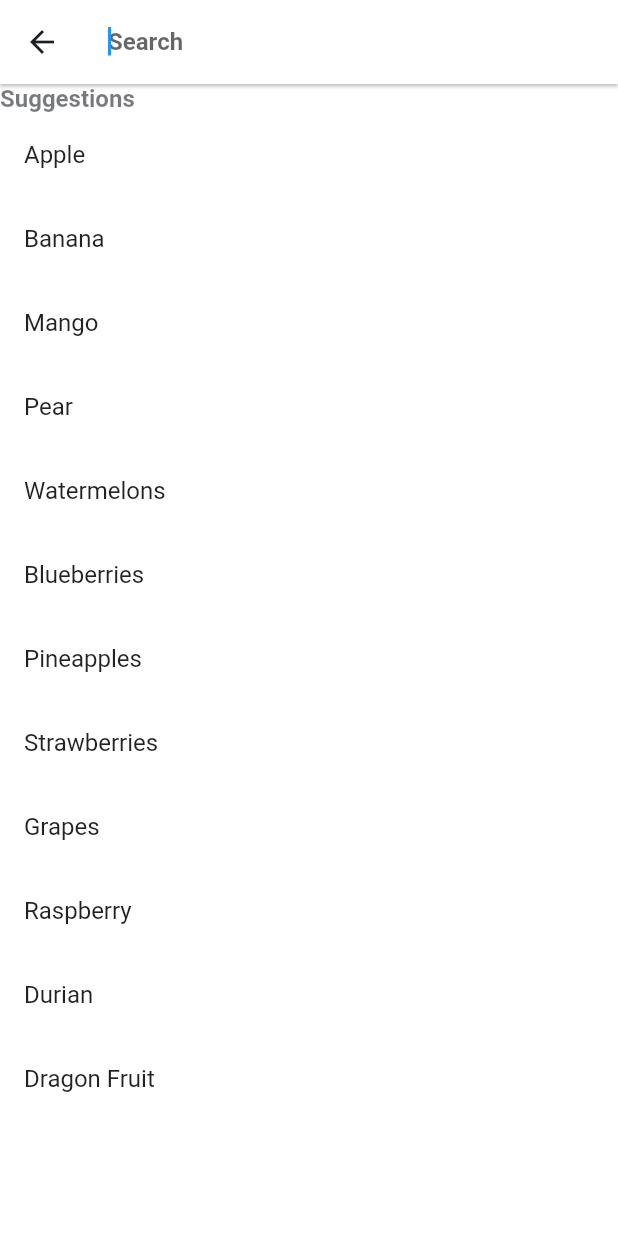
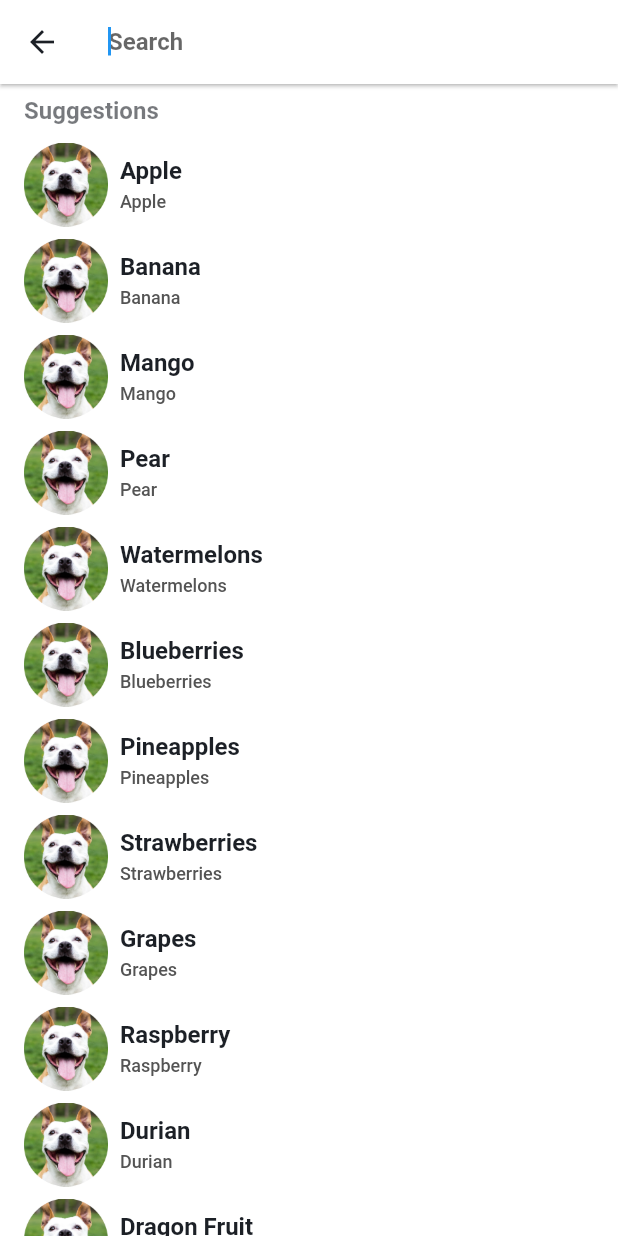
Before and after one commit to akosijho/flutter_optipets, a Flutter app: the PetScreenView screen opened by its route, after a tap on an icon or button, on a phone screen of 412 x 824 dp. Run offline on Flutter 3.47's test engine with Material 2 defaults, Android fonts, the phone set to English and light mode, and no system bars; our stand-ins replace flutter_svg, get, stacked; Roboto replaces fonts that are missing (SF-Pro); statements that could not run were skipped.

Commit message:
Buidl search suggestions and search results.

```diff
--- a/lib/views/application/application_view_model.dart
+++ b/lib/views/application/application_view_model.dart
@@ -6,4 +6,23 @@ import 'package:stacked/stacked_annotations.dart';
 @LazySingleton()
 class ApplicationViewModel extends ChangeNotifier {
   final NavigationService navigationService = locator<NavigationService>();
+
+  // Demo list to show querying
+  List<String> searchTerms = [
+    "Apple",
+    "Banana",
+    "Mango",
+    "Pear",
+    "Watermelons",
+    "Blueberries",
+    "Pineapples",
+    "Strawberries",
+    "Grapes",
+    "Raspberry",
+    "Durian",
+    "Dragon Fruit",
+    "Peach",
+    "JackFruit",
+    "Cashew",
+  ];
 }
--- a/lib/views/pets_screen/pet_item.dart
+++ b/lib/views/pets_screen/pet_item.dart
@@ -1,19 +1,30 @@
 import 'package:flutter/material.dart';
+import 'package:flutter_optipets/app/app.locator.dart';
 import 'package:flutter_optipets/app/app.router.dart';
 import 'package:flutter_optipets/utils/svg_icons.dart';
 import 'package:flutter_optipets/utils/svg_images.dart';
-import 'package:flutter_optipets/views/pets_screen/pet_screen_view_model.dart';
+import 'package:flutter_optipets/views/application/application_view_model.dart';
 import 'package:flutter_svg/flutter_svg.dart';
-import 'package:stacked/stacked.dart';
 
-class PetItem extends ViewModelWidget<PetScreenVieModel> {
-  const PetItem({Key? key}) : super(key: key);
+class PetItem extends StatelessWidget {
+  PetItem({
+    Key? key,
+    required this.isInSearchPage,
+    required this.name,
+    required this.breed,
+  }) : super(key: key);
+
+  final String name, breed;
+  final bool isInSearchPage;
+  final ApplicationViewModel applicationViewModel =
+      locator<ApplicationViewModel>();
 
   @override
-  Widget build(BuildContext context, PetScreenVieModel viewModel) {
+  Widget build(BuildContext context) {
     return InkWell(
       onTap: () async {
-        await viewModel.applicationViewModel.navigationService.pushNamed(Routes.petProfile);
+        await applicationViewModel.navigationService
+            .pushNamed(Routes.petProfile);
       },
       child: Container(
         height: 64,
@@ -41,7 +52,7 @@ class PetItem extends ViewModelWidget<PetScreenVieModel> {
                   crossAxisAlignment: CrossAxisAlignment.start,
                   children: [
                     Text(
-                      "Pet Name",
+                      name,
                       style: Theme.of(context).textTheme.headline5,
                       textAlign: TextAlign.left,
                     ),
@@ -49,7 +60,7 @@ class PetItem extends ViewModelWidget<PetScreenVieModel> {
                       height: 4,
                     ),
                     Text(
-                      "Poodle",
+                      breed,
                       style: Theme.of(context).textTheme.bodyText1,
                       textAlign: TextAlign.left,
                     ),
@@ -57,13 +68,13 @@ class PetItem extends ViewModelWidget<PetScreenVieModel> {
                 ),
               ],
             ),
-            IconButton(
+            !isInSearchPage ? IconButton(
               icon: SvgPicture.asset(
                 SvgIcons.infoIcon,
                 width: 24,
               ),
               onPressed: () {},
-            ),
+            ) : Container(),
           ],
         ),
       ),
--- a/lib/views/pets_screen/pet_screen_view.dart
+++ b/lib/views/pets_screen/pet_screen_view.dart
@@ -24,7 +24,11 @@ class PetScreenView extends StatelessWidget {
                   shrinkWrap: true,
                   scrollDirection: Axis.vertical,
                   physics: const BouncingScrollPhysics(),
-                itemBuilder: (context, index) => const PetItem(),
+                  itemBuilder: (context, index) => PetItem(
+                        isInSearchPage: false,
+                        name: "Pet Name",
+                        breed: "Poodle",
+                      ),
                   separatorBuilder: (context, _) => const SizedBox(height: 2),
                   itemCount: 20),
             ),
@@ -32,7 +36,6 @@ class PetScreenView extends StatelessWidget {
               isPets: true,
             ),
           );
-      }
-    );
+        });
   }
 }
--- a/lib/views/pets_screen/pet_screen_view_model.dart
+++ b/lib/views/pets_screen/pet_screen_view_model.dart
@@ -5,4 +5,6 @@ import 'package:stacked/stacked.dart';
 class PetScreenVieModel extends BaseViewModel{
   final ApplicationViewModel applicationViewModel = locator<ApplicationViewModel>();
 
+  String name = "My name";
+
 }
--- a/lib/views/search/search_suggestions.dart
+++ b/lib/views/search/search_suggestions.dart
@@ -1,58 +1,52 @@
 import 'package:flutter/material.dart';
 import 'package:flutter_optipets/utils/my_colors.dart';
+import 'package:flutter_optipets/views/pets_screen/pet_item.dart';
 
-class SearchSuggestions extends StatelessWidget{
-  const SearchSuggestions({Key? key, required this.query, required this.matchQuery}) : super(key: key);
+class SearchSuggestions extends StatelessWidget {
+  const SearchSuggestions(
+      {Key? key, required this.query, required this.matchQuery})
+      : super(key: key);
 
   final String query;
   final List<String> matchQuery;
 
   @override
   Widget build(BuildContext context) {
-   return SizedBox(
+    return SizedBox(
       width: MediaQuery.of(context).size.width,
-      child: query.isEmpty
-          ? ListView(
+      child: ListView(
+              padding: const EdgeInsets.symmetric(vertical: 8, horizontal: 16),
               scrollDirection: Axis.vertical,
               children: [
                 Column(
                   crossAxisAlignment: CrossAxisAlignment.start,
                   children: [
-                    Text(
+                   query.isEmpty
+                    ? Text(
                       "Suggestions",
                       style: TextStyle(
                         color: MyColors.black.withOpacity(0.6),
                       ),
-                    ),
+                    ) : Container(),
                     ListView.builder(
                       scrollDirection: Axis.vertical,
+                      padding: const EdgeInsets.only(top: 8),
                       shrinkWrap: true,
                       primary: false,
                       itemCount: matchQuery.length,
                       itemBuilder: (context, index) {
                         var result = matchQuery[index];
-                        return ListTile(
-                          title: Text(result),
+                        return PetItem(
+                          isInSearchPage: true,
+                          name: result,
+                          breed: result,
                         );
                       },
                     ),
                   ],
                 ),
               ],
-            )
-          : ListView.builder(
-              scrollDirection: Axis.vertical,
-              shrinkWrap: true,
-              primary: false,
-              itemCount: matchQuery.length,
-              itemBuilder: (context, index) {
-                var result = matchQuery[index];
-                return ListTile(
-                  title: Text(result),
-                );
-              },
             ),
     );
   }
-
 }
```
Also changed, not shown: lib/views/search/search_view.dart (+6 -27 lines), lib/views/search/search_results.dart (deleted), lib/views/search/search_view_model.dart (deleted). Lines whose indentation alone changed are shown as unchanged.
